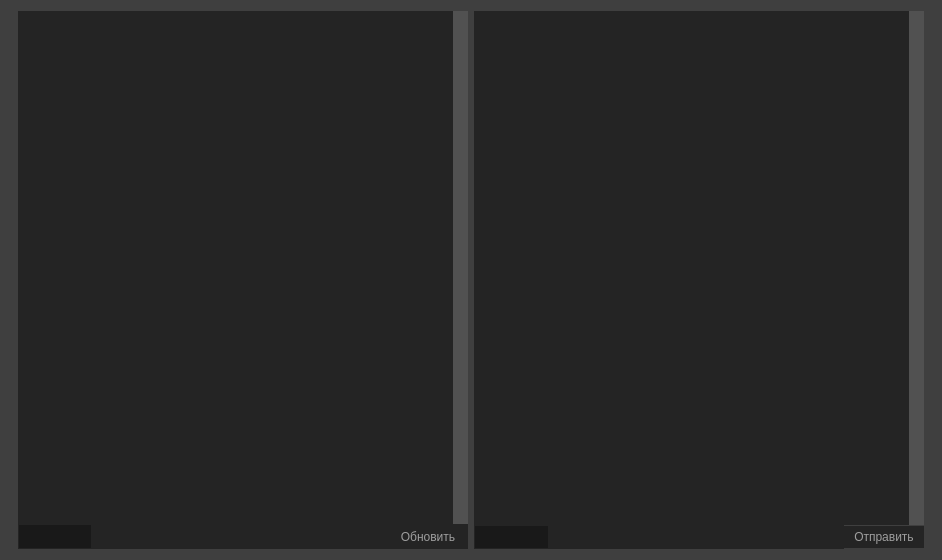
First picture: the form in resourses/MainForm.ui, repository sashgorokhov-heaven/python-9gag-gui-old, before the edit.
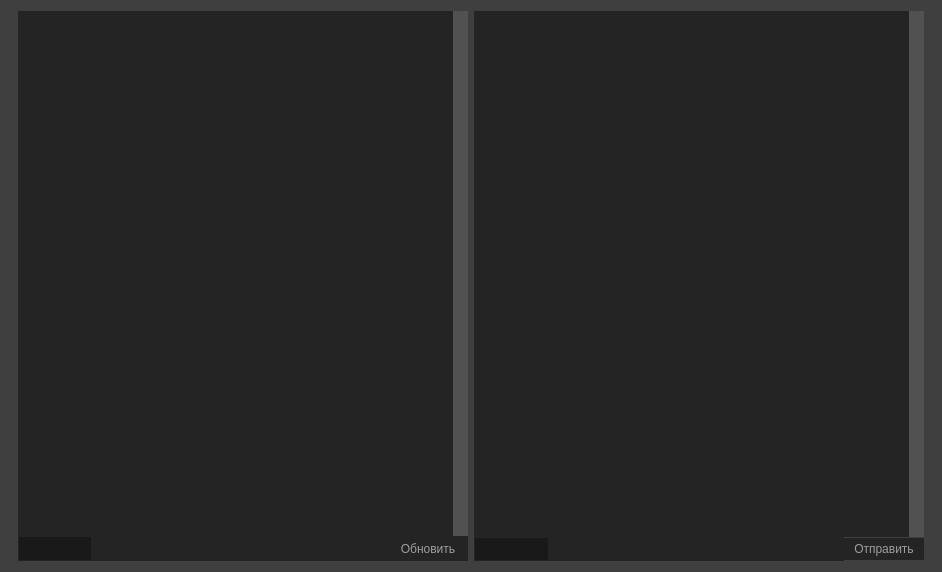
Second picture: the form after the edit. Icons and pictures are not drawn.

```diff
--- a/resourses/MainForm.ui
+++ b/resourses/MainForm.ui
@@ -7,7 +7,7 @@
     <x>0</x>
     <y>0</y>
     <width>942</width>
-    <height>560</height>
+    <height>572</height>
    </rect>
   </property>
   <property name="sizePolicy">
```
